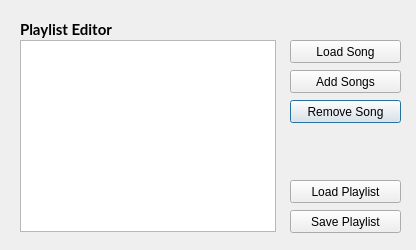
Vampouille/superboucle, file playlist_ui.ui: the form before one commit.
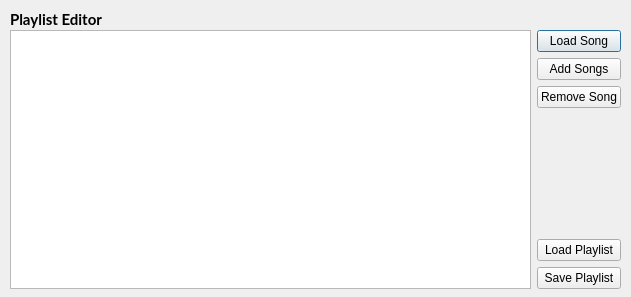
The form after the commit.

Commit message: min beat divider is 1 instead of 0 (0 was bugging) and change layout for resizing

```diff
--- a/playlist_ui.ui
+++ b/playlist_ui.ui
@@ -6,93 +6,18 @@
    <rect>
     <x>0</x>
     <y>0</y>
-    <width>416</width>
-    <height>250</height>
+    <width>631</width>
+    <height>297</height>
    </rect>
   </property>
   <property name="windowTitle">
    <string>Manage Devices</string>
   </property>
-  <widget class="QPushButton" name="removeSongBtn">
-   <property name="geometry">
-    <rect>
-     <x>290</x>
-     <y>100</y>
-     <width>111</width>
-     <height>23</height>
-    </rect>
-   </property>
-   <property name="text">
-    <string>Remove Song</string>
-   </property>
-  </widget>
-  <widget class="QListWidget" name="playlistList">
-   <property name="geometry">
-    <rect>
-     <x>20</x>
-     <y>40</y>
-     <width>256</width>
-     <height>192</height>
-    </rect>
-   </property>
-  </widget>
-  <widget class="QPushButton" name="savePlaylistBtn">
-   <property name="geometry">
-    <rect>
-     <x>290</x>
-     <y>210</y>
-     <width>111</width>
-     <height>23</height>
-    </rect>
-   </property>
-   <property name="text">
-    <string>Save Playlist</string>
-   </property>
-  </widget>
-  <widget class="QPushButton" name="loadPlaylistBtn">
-   <property name="geometry">
-    <rect>
-     <x>290</x>
-     <y>180</y>
-     <width>111</width>
-     <height>23</height>
-    </rect>
-   </property>
-   <property name="text">
-    <string>Load Playlist</string>
-   </property>
-  </widget>
-  <widget class="QPushButton" name="loadSongBtn">
-   <property name="geometry">
-    <rect>
-     <x>290</x>
-     <y>40</y>
-     <width>111</width>
-     <height>23</height>
-    </rect>
-   </property>
-   <property name="text">
-    <string>Load Song</string>
-   </property>
-  </widget>
-  <widget class="QPushButton" name="addSongsBtn">
-   <property name="geometry">
-    <rect>
-     <x>290</x>
-     <y>70</y>
-     <width>111</width>
-     <height>23</height>
-    </rect>
-   </property>
-   <property name="text">
-    <string>Add Songs</string>
-   </property>
-  </widget>
   <widget class="QLabel" name="label_5">
    <property name="geometry">
     <rect>
-     <x>20</x>
-     <y>20</y>
+     <x>10</x>
+     <y>10</y>
      <width>141</width>
      <height>19</height>
     </rect>
@@ -112,6 +37,92 @@
     <set>Qt::AlignLeading|Qt::AlignLeft|Qt::AlignVCenter</set>
    </property>
   </widget>
+  <widget class="QWidget" name="horizontalLayoutWidget">
+   <property name="geometry">
+    <rect>
+     <x>10</x>
+     <y>30</y>
+     <width>611</width>
+     <height>259</height>
+    </rect>
+   </property>
+   <layout class="QHBoxLayout" name="horizontalLayout">
+    <item>
+     <widget class="QListWidget" name="playlistList">
+      <property name="maximumSize">
+       <size>
+        <width>16777215</width>
+        <height>16777215</height>
+       </size>
+      </property>
+      <property name="sizeIncrement">
+       <size>
+        <width>100</width>
+        <height>100</height>
+       </size>
+      </property>
+      <property name="movement">
+       <enum>QListView::Static</enum>
+      </property>
+      <property name="resizeMode">
+       <enum>QListView::Adjust</enum>
+      </property>
+     </widget>
+    </item>
+    <item>
+     <layout class="QVBoxLayout" name="verticalLayout_3">
+      <item>
+       <widget class="QPushButton" name="loadSongBtn">
+        <property name="text">
+         <string>Load Song</string>
+        </property>
+       </widget>
+      </item>
+      <item>
+       <widget class="QPushButton" name="addSongsBtn">
+        <property name="text">
+         <string>Add Songs</string>
+        </property>
+       </widget>
+      </item>
+      <item>
+       <widget class="QPushButton" name="removeSongBtn">
+        <property name="text">
+         <string>Remove Song</string>
+        </property>
+       </widget>
+      </item>
+      <item>
+       <spacer name="verticalSpacer">
+        <property name="orientation">
+         <enum>Qt::Vertical</enum>
+        </property>
+        <property name="sizeHint" stdset="0">
+         <size>
+          <width>20</width>
+          <height>40</height>
+         </size>
+        </property>
+       </spacer>
+      </item>
+      <item>
+       <widget class="QPushButton" name="loadPlaylistBtn">
+        <property name="text">
+         <string>Load Playlist</string>
+        </property>
+       </widget>
+      </item>
+      <item>
+       <widget class="QPushButton" name="savePlaylistBtn">
+        <property name="text">
+         <string>Save Playlist</string>
+        </property>
+       </widget>
+      </item>
+     </layout>
+    </item>
+   </layout>
+  </widget>
  </widget>
  <resources/>
  <connections/>
```
The commit also changes 1 other file.
